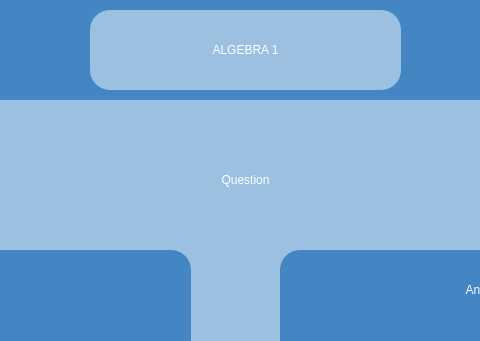
codingburgas/sprint-eschool-ag-universe, file AGUniverse/presentationLayer/algebraExam1.ui: the form before one commit; both pictures show x 300 to 780 and y 0 to 341 of the 1100 by 720 pixel window.
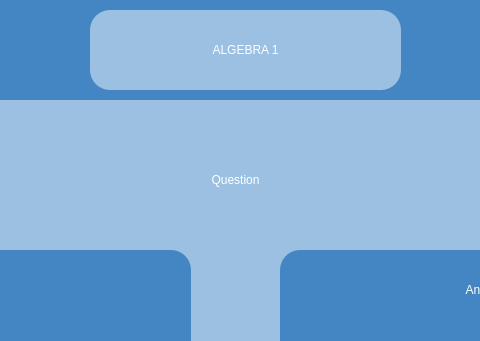
The form after the commit.

```diff
--- a/AGUniverse/presentationLayer/algebraExam1.ui
+++ b/AGUniverse/presentationLayer/algebraExam1.ui
@@ -77,9 +77,9 @@
    <widget class="QLabel" name="question">
     <property name="geometry">
      <rect>
-      <x>10</x>
+      <x>50</x>
       <y>10</y>
-      <width>1031</width>
+      <width>931</width>
       <height>141</height>
      </rect>
     </property>
```
